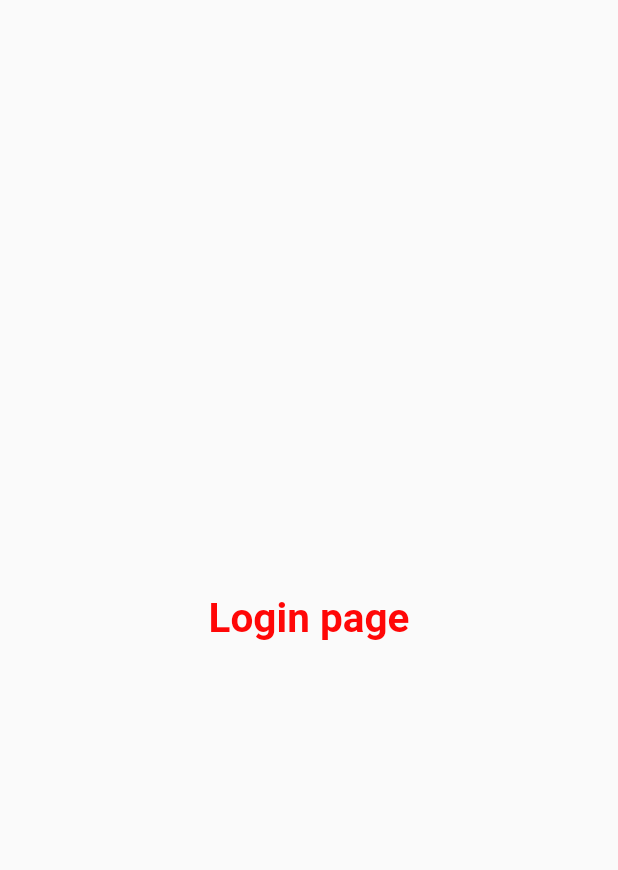
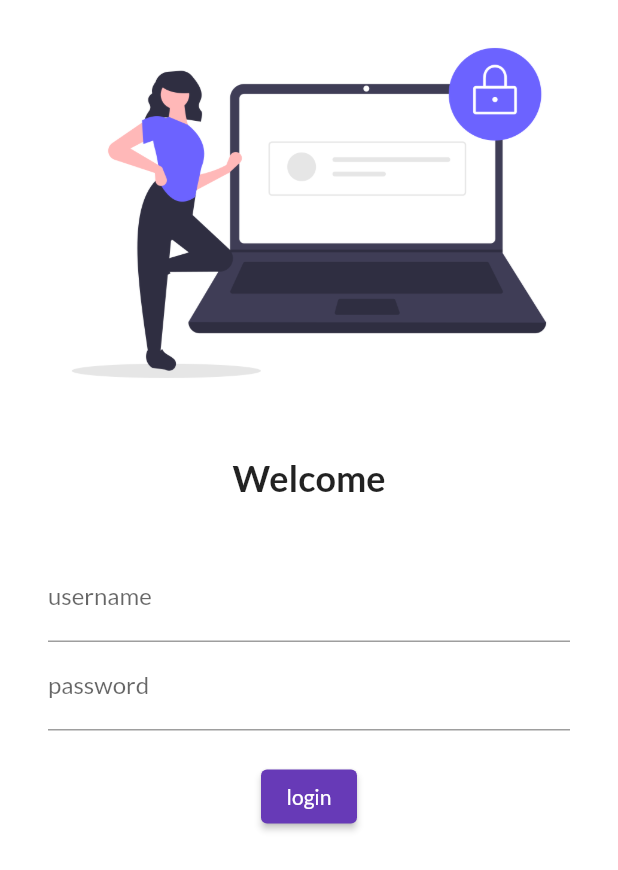
Before and after one commit to Rohaibchouhan/30daysofflutter-catalogo-app, a Flutter app: the screen it shows after launch, on a phone screen of 412 x 824 dp. Shown: the top 870 px of the screen. Run offline on Flutter 3.47's test engine with Material 2 defaults, Android fonts, the phone set to English and light mode, and no system bars; our stand-ins replace google_fonts.

Commit message:
day4 completed

```diff
--- a/lib/main.dart
+++ b/lib/main.dart
@@ -1,6 +1,7 @@
 import 'package:flutter/material.dart';
 import 'package:flutter_application_1_awesome/pages/home_page.dart';
 import 'package:flutter_application_1_awesome/pages/login_page.dart';
+import 'package:google_fonts/google_fonts.dart';
 
 void main() {
   runApp(const MyApp());
@@ -17,6 +18,7 @@ class MyApp extends StatelessWidget {
       routes:{
         "/":(context) => const LoginPage(),
          "/home" :(context) => Homepage(),
+         // ignore: prefer_const_constructors
          "/login":(context) => LoginPage(),
       },
 
@@ -24,7 +26,9 @@ class MyApp extends StatelessWidget {
       darkTheme: ThemeData(brightness: Brightness.dark
       ),
       theme: ThemeData(
-        primarySwatch: Colors.red
+        primarySwatch: Colors.deepPurple,
+        fontFamily: GoogleFonts.lato().fontFamily,
+        //textTheme: GoogleFonts.latoTextTheme() "prefectly work this line"
       ),
 
 
--- a/lib/pages/login_page.dart
+++ b/lib/pages/login_page.dart
@@ -8,16 +8,57 @@ class LoginPage extends StatelessWidget {
   @override
   Widget build(BuildContext context) {
     return Material(
-      child: Center(
-        child: Text(
-         "Login page",
-         style: TextStyle(
-          fontSize: 27,
-          color: Color.fromARGB(255, 255, 7, 7),
-          fontWeight: FontWeight.bold,
+      color:Color.fromARGB(255, 255, 255, 255),
+      child: Column(
+        children: [
+          Image.asset("assets/images/login.png",
+          fit: BoxFit.cover,),
+          SizedBox(
+            height: 20),
+          Text("Welcome",
+          style: TextStyle(fontSize:24,
+          fontWeight: FontWeight.bold
+          ),
+          ),
 
-         ),
-        ),
+          SizedBox(
+            height: 20,
+          ),
+
+          Padding(
+            padding: const EdgeInsets.symmetric(vertical: 16.0, horizontal: 32.0),
+            child: Column(
+              children: [
+                TextFormField(
+              decoration: InputDecoration(
+                hintText: "Enter username",
+                labelText: "username",
+              ),
+              ),
+
+         TextFormField(
+          obscureText: true,
+              decoration: InputDecoration(
+                hintText: "Enter password",
+                labelText: "password",
+              ),
+              ),
+
+         SizedBox(
+            height: 20,
+          ),
+          ElevatedButton(
+            child: Text("login"),
+            style: TextButton.styleFrom(),
+            onPressed:() {},
+            )
+
+
+
+              ],
+            ),
+          )
+        ],
       ),
     );
   }
```
Also changed, not shown: pubspec.yaml (+6 -3 lines), assets/images/login.png (added), pubspec.lock, 1 other file.
